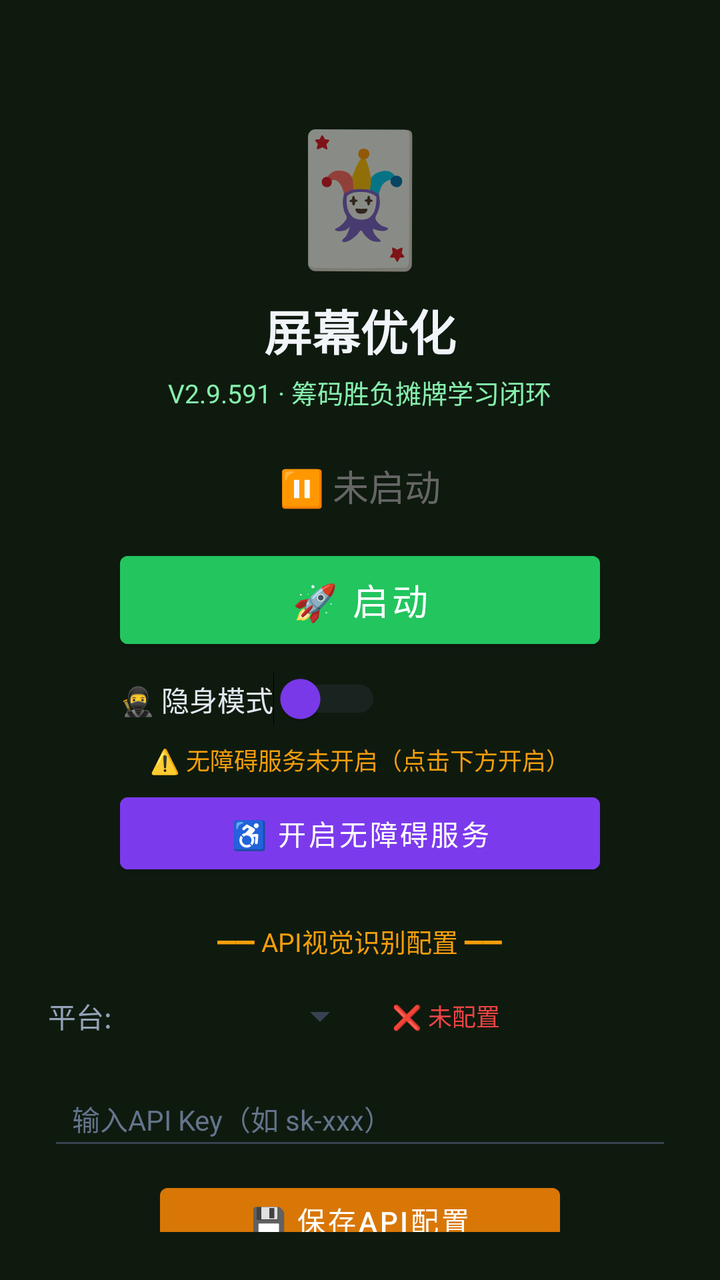
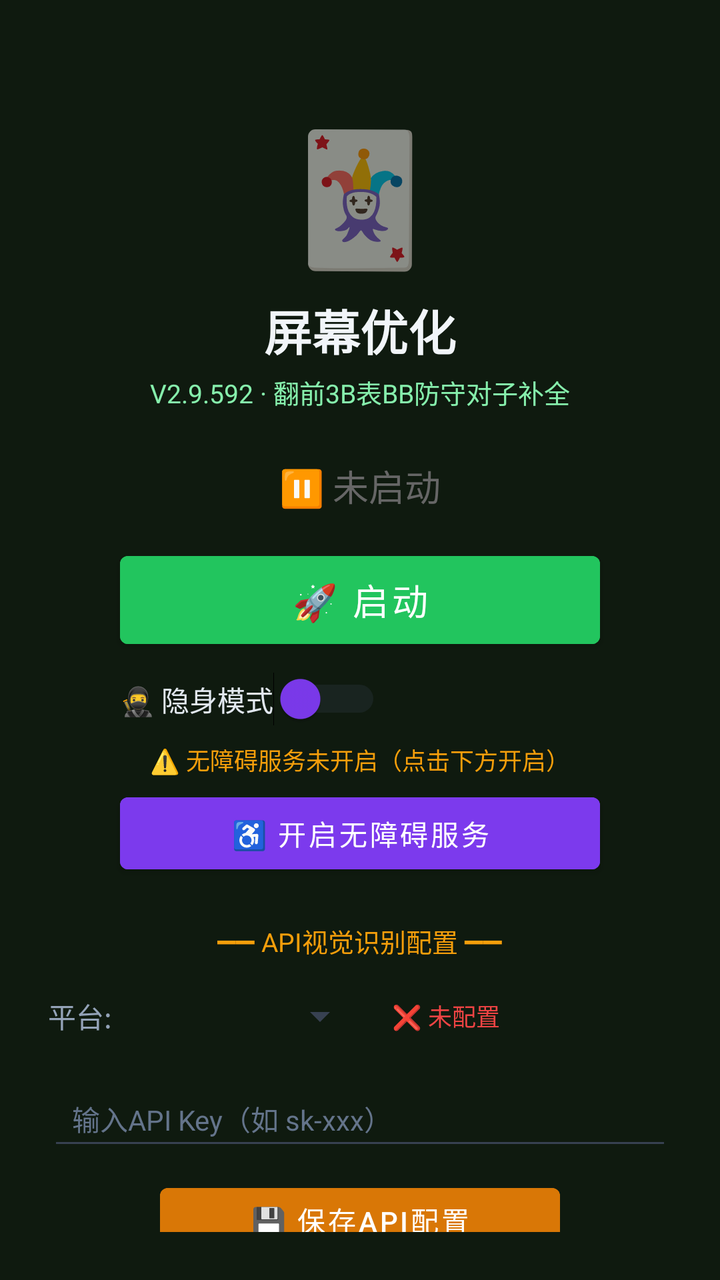

Screens rendered from an Android XML layout before and after an edit, with the pre-edit source and the edit as a unified diff.
<!-- AndroidManifest.xml: activity theme Theme.MjScreenshot -->
<!-- res/layout/activity_main.xml -->
<?xml version="1.0" encoding="utf-8"?>
<LinearLayout xmlns:android="http://schemas.android.com/apk/res/android"
    android:layout_width="match_parent"
    android:layout_height="match_parent"
    android:orientation="vertical"
    android:background="#0f1a0f"
    android:padding="24dp"
    android:gravity="center_horizontal">

    <TextView
        android:layout_width="wrap_content"
        android:layout_height="wrap_content"
        android:text="🃏"
        android:textSize="64sp"
        android:layout_marginTop="30dp" />

    <TextView
        android:layout_width="wrap_content"
        android:layout_height="wrap_content"
        android:text="屏幕优化"
        android:textSize="24sp"
        android:textColor="#f1f5f9"
        android:textStyle="bold"
        android:layout_marginTop="8dp" />

    <TextView
        android:layout_width="wrap_content"
        android:layout_height="wrap_content"
        android:text="V2.9.591 · 筹码胜负摊牌学习闭环"
        android:textSize="13sp"
        android:textColor="#86efac"
        android:layout_marginTop="4dp" />

    <TextView
        android:id="@+id/tvStatus"
        android:layout_width="wrap_content"
        android:layout_height="wrap_content"
        android:text="⏸ 未启动"
        android:textSize="18sp"
        android:textColor="#666666"
        android:layout_marginTop="24dp" />

    <Button
        android:id="@+id/btnStart"
        android:layout_width="240dp"
        android:layout_height="56dp"
        android:text="🚀 启动"
        android:textSize="18sp"
        android:textColor="#ffffff"
        android:backgroundTint="#22c55e"
        android:layout_marginTop="16dp" />

    <Button
        android:id="@+id/btnHelper"
        android:layout_width="240dp"
        android:layout_height="56dp"
        android:text="🃏 打开智囊"
        android:textSize="16sp"
        android:textColor="#ffffff"
        android:backgroundTint="#16a34a"
        android:layout_marginTop="12dp"
        android:visibility="gone" />

    
    <LinearLayout
        android:layout_width="240dp"
        android:layout_height="wrap_content"
        android:orientation="horizontal"
        android:gravity="center_vertical"
        android:layout_marginTop="8dp">

        <Switch
            android:id="@+id/switchStealth"
            android:layout_width="wrap_content"
            android:layout_height="wrap_content"
            android:text="🥷 隐身模式"
            android:textColor="#e2e8f0"
            android:textSize="14sp"
            android:thumbTint="#7c3aed"
            android:trackTint="#374151" />
    </LinearLayout>

    <TextView
        android:id="@+id/tvAccessibilityStatus"
        android:layout_width="wrap_content"
        android:layout_height="wrap_content"
        android:text="⚠️ 无障碍服务未开启（点击下方开启）"
        android:textSize="12sp"
        android:textColor="#f59e0b"
        android:layout_marginTop="8dp"
        android:gravity="center" />

    <Button
        android:id="@+id/btnAccessibility"
        android:layout_width="240dp"
        android:layout_height="48dp"
        android:text="♿ 开启无障碍服务"
        android:textSize="14sp"
        android:textColor="#ffffff"
        android:backgroundTint="#7c3aed"
        android:layout_marginTop="4dp" />

    <TextView
        android:layout_width="wrap_content"
        android:layout_height="wrap_content"
        android:text="━━ API视觉识别配置 ━━"
        android:textSize="13sp"
        android:textColor="#f59e0b"
        android:layout_marginTop="20dp" />

    <LinearLayout
        android:layout_width="match_parent"
        android:layout_height="wrap_content"
        android:orientation="horizontal"
        android:layout_marginTop="8dp"
        android:gravity="center_vertical">

        <TextView
            android:layout_width="wrap_content"
            android:layout_height="wrap_content"
            android:text="平台:"
            android:textSize="14sp"
            android:textColor="#94a3b8" />

        <Spinner
            android:id="@+id/spinnerProvider"
            android:layout_width="120dp"
            android:layout_height="40dp"
            android:layout_marginStart="8dp"
            android:backgroundTint="#374151" />

        <TextView
            android:id="@+id/tvApiStatus"
            android:layout_width="wrap_content"
            android:layout_height="wrap_content"
            android:text="❌ 未配置"
            android:textSize="12sp"
            android:textColor="#ef4444"
            android:layout_marginStart="12dp" />
    </LinearLayout>

    <EditText
        android:id="@+id/etApiKey"
        android:layout_width="match_parent"
        android:layout_height="44dp"
        android:hint="输入API Key（如 sk-xxx）"
        android:textSize="14sp"
        android:textColor="#e2e8f0"
        android:textColorHint="#64748b"
        android:backgroundTint="#374151"
        android:inputType="textPassword"
        android:layout_marginTop="8dp"
        android:paddingStart="12dp"
        android:paddingEnd="12dp" />

    <Button
        android:id="@+id/btnSaveApi"
        android:layout_width="200dp"
        android:layout_height="44dp"
        android:text="💾 保存API配置"
        android:textSize="14sp"
        android:textColor="#ffffff"
        android:backgroundTint="#d97706"
        android:layout_marginTop="8dp" />

    <TextView
        android:id="@+id/tvHint"
        android:layout_width="wrap_content"
        android:layout_height="wrap_content"
        android:text="先点上方按钮启动截屏"
        android:textSize="13sp"
        android:textColor="#666666"
        android:layout_marginTop="12dp"
        android:gravity="center" />

    <TextView
        android:layout_width="wrap_content"
        android:layout_height="wrap_content"
        android:text="使用步骤：\n1. 配置API Key（支持OpenAI/通义千问VL/硅基流动）\n2. 点「开启无障碍服务」→ 开启\n3. 开启「🥷隐身模式」(反检测)\n4. 点「启动」→ 允许悬浮窗\n5. 打牌时点屏幕上的🎯悬浮球即可截屏识别\n★ 拖动悬浮球可移到不挡牌的位置 ★\n★ 长按悬浮球可展开/收起详细面板 ★\n★ 悬浮球边框颜色=建议：绿=加注 橙=跟注 红=弃牌 ★"
        android:textSize="12sp"
        android:textColor="#64748b"
        android:layout_marginTop="12dp"
        android:lineSpacingExtra="3dp" />

</LinearLayout>
<!-- resources referenced by this layout -->
<resources>
  <style name="Theme.MjScreenshot" parent="Theme.MaterialComponents.DayNight.DarkActionBar">
          <item name="colorPrimary">#1e40af</item>
          <item name="colorPrimaryVariant">#1e3a8a</item>
          <item name="colorOnPrimary">#ffffff</item>
          <item name="android:statusBarColor">#0f172a</item>
      </style>
</resources>

<!-- the commit's change to res/layout/activity_main.xml (unified diff, before → after) -->
@@ -26,7 +26,7 @@
     <TextView
         android:layout_width="wrap_content"
         android:layout_height="wrap_content"
-        android:text="V2.9.591 · 筹码胜负摊牌学习闭环"
+        android:text="V2.9.592 · 翻前3B表BB防守对子补全"
         android:textSize="13sp"
         android:textColor="#86efac"
         android:layout_marginTop="4dp" />
